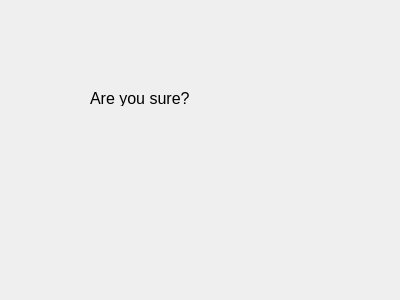
agguro/linux-nasm, file work-in-progress/Mortgage/dialog.ui: the form before one commit.
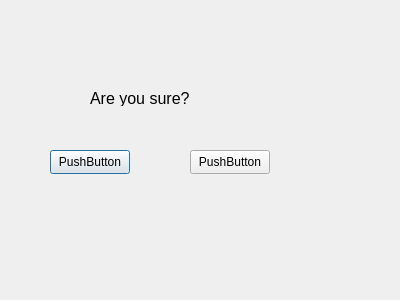
The form after the commit.

What changed in the file:
```diff
--- a/work-in-progress/Mortgage/dialog.ui
+++ b/work-in-progress/Mortgage/dialog.ui
@@ -31,6 +31,32 @@
     <string>Are you sure?</string>
    </property>
   </widget>
+  <widget class="QPushButton" name="pushButton">
+   <property name="geometry">
+    <rect>
+     <x>50</x>
+     <y>150</y>
+     <width>80</width>
+     <height>24</height>
+    </rect>
+   </property>
+   <property name="text">
+    <string>PushButton</string>
+   </property>
+  </widget>
+  <widget class="QPushButton" name="pushButton_2">
+   <property name="geometry">
+    <rect>
+     <x>190</x>
+     <y>150</y>
+     <width>80</width>
+     <height>24</height>
+    </rect>
+   </property>
+   <property name="text">
+    <string>PushButton</string>
+   </property>
+  </widget>
  </widget>
  <resources/>
  <connections/>
```
